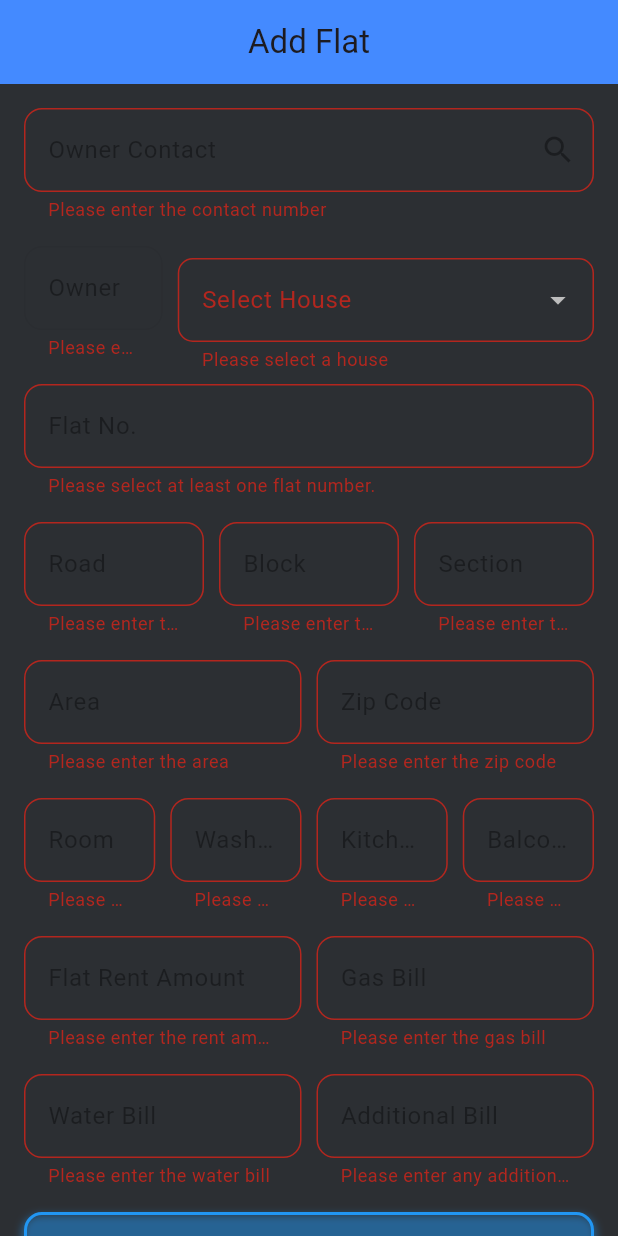
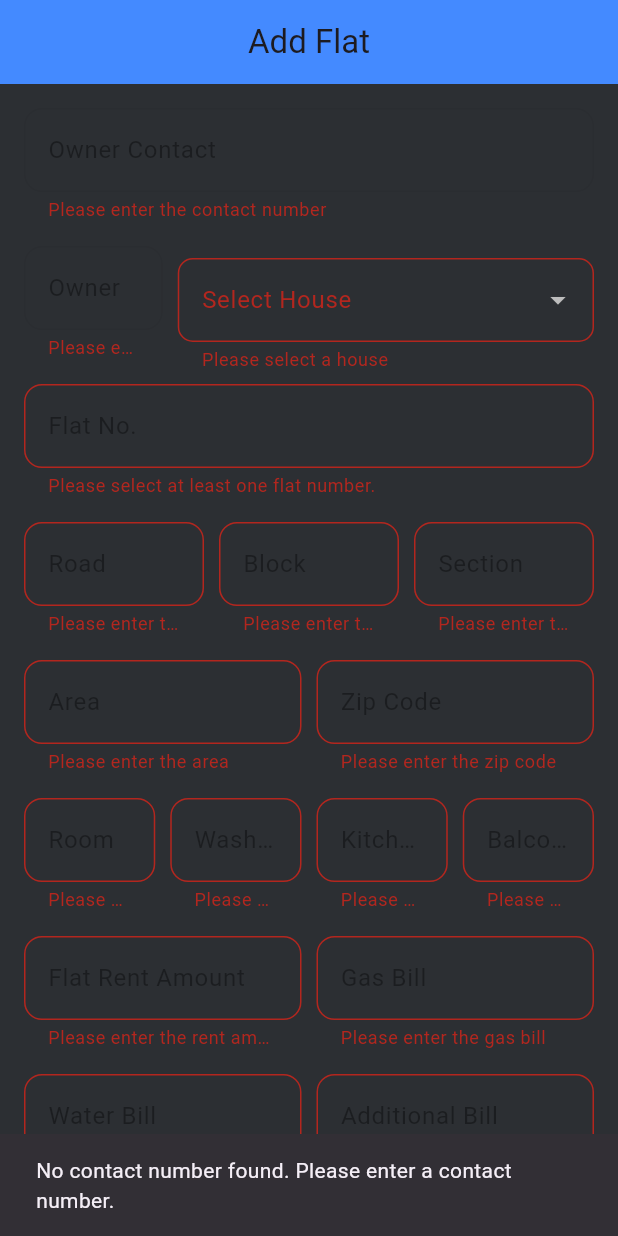
Before and after one commit to hamimrockerz/House_Solution, a Flutter app: the AddFlatPage screen opened by its route, after a tap on "Save Flat Details", on a phone screen of 412 x 824 dp. Run offline on Flutter 3.47's test engine with Material 3 defaults, Android fonts, the phone set to English and light mode, and no system bars; our stand-ins replace firebase_core, firebase_database, firebase_storage, hexcolor, icons_plus, image_picker and 2 more; accounts and stored records are empty.

Commit message:
Add Flat Auto Fetch Contact & Name without give any data

```diff
--- a/lib/add_flat.dart
+++ b/lib/add_flat.dart
@@ -1,5 +1,6 @@
 import 'package:flutter/material.dart';
 import 'package:firebase_database/firebase_database.dart'; // Import for Realtime Database
+import 'package:shared_preferences/shared_preferences.dart';
 import 'animate_button_add_house.dart'; // Ensure this path is correct
 import 'owner_dashboard.dart'; // Ensure you have the correct import for OwnerDashboard
 import 'loadingscreen.dart'; // Import your LoadingScreen widget
@@ -63,8 +64,10 @@ class _AddFlatPageState extends State<AddFlatPage> with SingleTickerProviderStat
     );
 
     _animationController.forward();
+
+    // Load contact number when the page is initialized
+    _loadContactNumber();
   }
-
   @override
   void dispose() {
     _animationController.dispose();
@@ -88,6 +91,27 @@ class _AddFlatPageState extends State<AddFlatPage> with SingleTickerProviderStat
 
     super.dispose();
   }
+
+
+  void _loadContactNumber() async {
+    SharedPreferences prefs = await SharedPreferences.getInstance();
+    String? storedContact = prefs.getString('contact');
+
+    if (storedContact != null) {
+      // Set the contact number in the controller
+      _contactController.text = storedContact;
+
+      // Fetch houses using the locally stored contact
+      _fetchOwnerAndHouses(storedContact); // Call without await
+    } else {
+      ScaffoldMessenger.of(context).showSnackBar(
+        const SnackBar(
+          content: Text('No contact number found. Please enter a contact number.'),
+        ),
+      );
+    }
+  }
+
 
   // Function to fetch owner and house information from Firebase Realtime Database
   void _fetchOwnerAndHouses(String contact) async {
@@ -312,15 +336,14 @@ class _AddFlatPageState extends State<AddFlatPage> with SingleTickerProviderStat
 
   void _onFlatNoChanged(String value) {
     // Create a list of letters A to J
-    List<String> letters = ['A', 'B', 'C', 'D', 'E', 'F'];
+    List<String> letters = ['A', 'B', 'C', 'D'];
 
     // Check if the input is a valid number (1, 2, etc.)
     if (value.isNotEmpty && int.tryParse(value) != null) {
       int flatNumber = int.parse(value); // Get the numeric part
 
-      // Create flat numbers from '1A' to '1J', '2A' to '2J', etc.
-      List<String> flatSuggestions = letters.map((
-          letter) => '$flatNumber$letter').toList();
+      // Create flat numbers from '1A' to '1F', '2A' to '2F', etc.
+      List<String> flatSuggestions = letters.map((letter) => '$flatNumber$letter').toList();
 
       setState(() {
         _flatSuggestions = flatSuggestions;
@@ -340,14 +363,12 @@ class _AddFlatPageState extends State<AddFlatPage> with SingleTickerProviderStat
         return GestureDetector(
           onTap: () {
             _toggleFlatSelection(flatNo); // Handle the tap
-            _flatNoController.clear(); // Clear the text field after selection
-            setState(() {
-              _flatSuggestions.clear(); // Clear suggestions after selecting
-            });
+            // Optional: you can choose to clear the input here or keep it.
+            // _flatNoController.clear(); // Clear the text field after selection (optional)
           },
           child: Chip(
             label: Text(flatNo), // Display the flat number
-            backgroundColor: Colors.blueAccent, // Customize the chip style
+            backgroundColor: _selectedFlatNumbers.contains(flatNo) ? Colors.green : Colors.blueAccent, // Change color if selected
             labelStyle: const TextStyle(color: Colors.white), // Text color
           ),
         );
@@ -362,19 +383,20 @@ class _AddFlatPageState extends State<AddFlatPage> with SingleTickerProviderStat
         return Chip(
           label: Text(flatNo),
           deleteIcon: const Icon(Icons.close),
-          onDeleted: () => _toggleFlatSelection(flatNo),
+          onDeleted: () => _toggleFlatSelection(flatNo), // Remove flat on delete
           backgroundColor: Colors.lightBlue, // Customize the chip style
-          labelStyle: const TextStyle(color: Colors.white),// Remove flat on delete
+          labelStyle: const TextStyle(color: Colors.white),
         );
       }).toList(),
     );
   }
+
   void _toggleFlatSelection(String flatNo) {
     setState(() {
       if (_selectedFlatNumbers.contains(flatNo)) {
-        _selectedFlatNumbers.remove(flatNo);
+        _selectedFlatNumbers.remove(flatNo); // Remove if already selected
       } else {
-        _selectedFlatNumbers.add(flatNo);
+        _selectedFlatNumbers.add(flatNo); // Add if not selected
       }
     });
   }
@@ -452,11 +474,8 @@ class _AddFlatPageState extends State<AddFlatPage> with SingleTickerProviderStat
                   }
                   return null;
                 },
-                suffixIcon: IconButton(
-                  icon: const Icon(Icons.search, color: Colors.black38),
-                  onPressed: () =>
-                      _fetchOwnerAndHouses(_contactController.text.trim()),
-                ),
+                enabled: false, // Auto-filled
+
               ),
 
               // Row: Owner Name and Select House Dropdown
```
